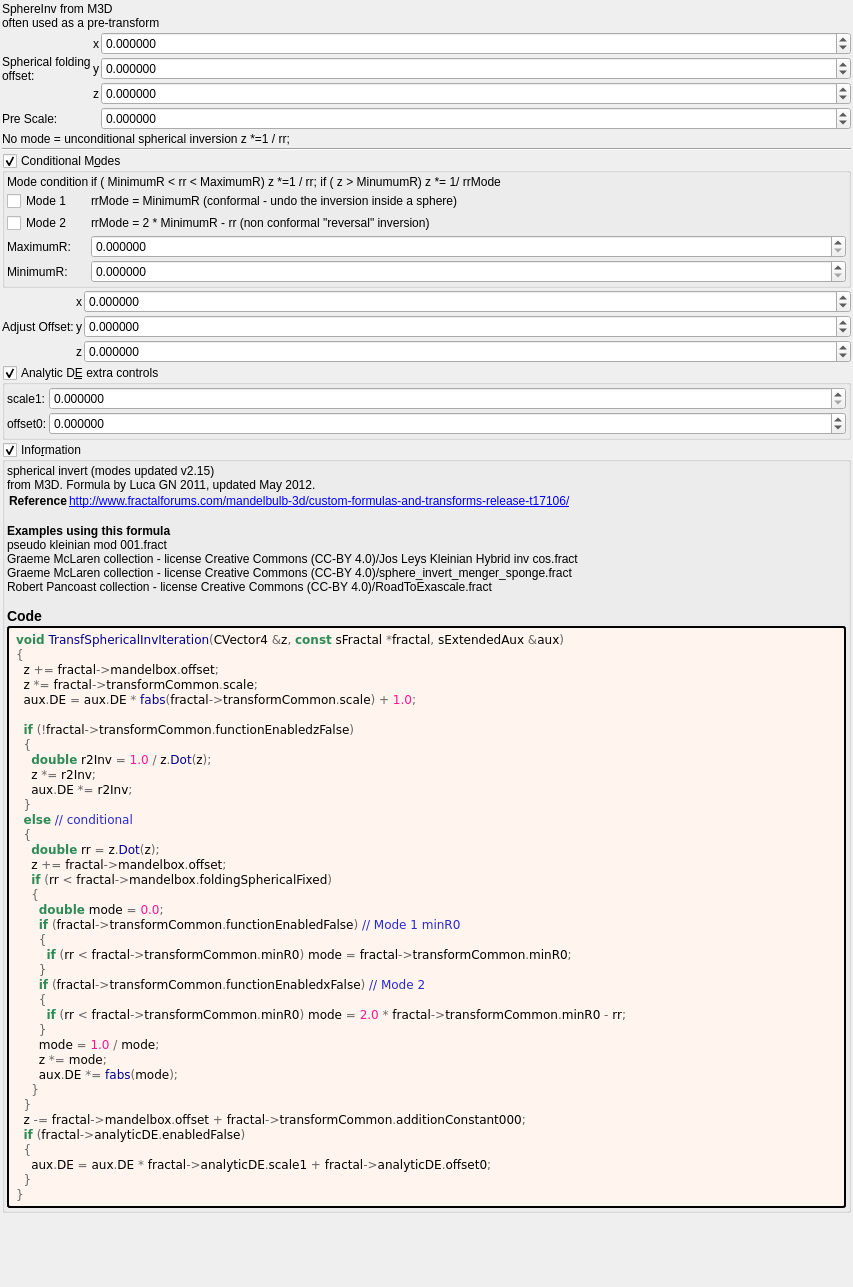
Qt form mandelbulber2/formula/ui/transf_spherical_inv.ui (buddhi1980/mandelbulber2) before a commit.
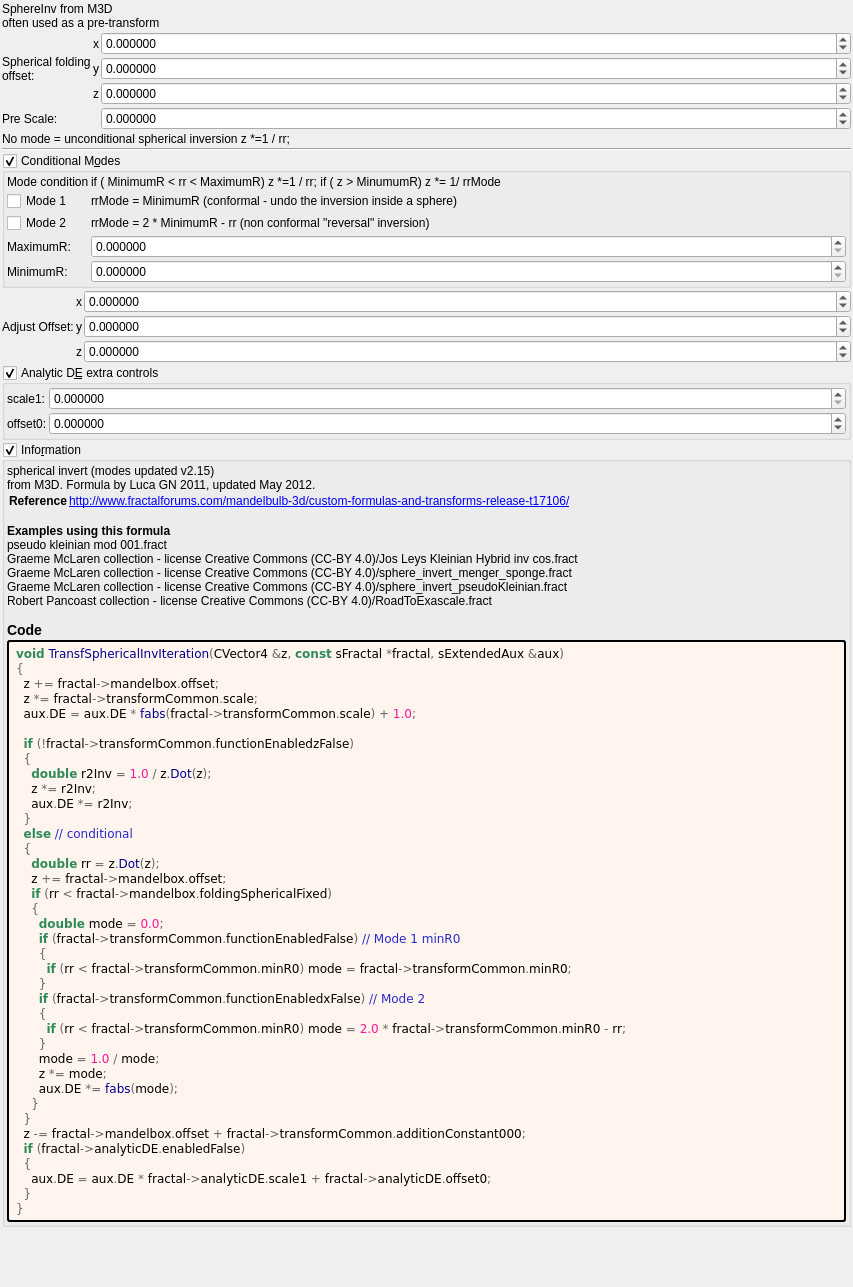
The same form after that commit. Custom widgets are drawn as their Qt base class.

```diff
--- a/mandelbulber2/formula/ui/transf_spherical_inv.ui
+++ b/mandelbulber2/formula/ui/transf_spherical_inv.ui
@@ -649,7 +649,7 @@
 &lt;tr&gt;&lt;th&gt;Reference&lt;/th&gt;&lt;td&gt;&lt;a href=&quot;http://www.fractalforums.com/mandelbulb-3d/custom-formulas-and-transforms-release-t17106/&quot;&gt;http://www.fractalforums.com/mandelbulb-3d/custom-formulas-and-transforms-release-t17106/&lt;br&gt;
 &lt;/td&gt;&lt;/tr&gt;
 &lt;/table&gt;
-&lt;br&gt;&lt;b&gt;Examples using this formula&lt;/b&gt;&lt;br&gt;pseudo kleinian mod 001.fract&lt;br&gt;Graeme McLaren  collection - license Creative Commons  (CC-BY 4.0)/Jos Leys Kleinian Hybrid inv cos.fract&lt;br&gt;Graeme McLaren  collection - license Creative Commons  (CC-BY 4.0)/sphere_invert_menger_sponge.fract&lt;br&gt;Robert Pancoast collection - license Creative Commons (CC-BY 4.0)/RoadToExascale.fract&lt;h3&gt;Code&lt;/h3&gt;</string>
+&lt;br&gt;&lt;b&gt;Examples using this formula&lt;/b&gt;&lt;br&gt;pseudo kleinian mod 001.fract&lt;br&gt;Graeme McLaren  collection - license Creative Commons  (CC-BY 4.0)/Jos Leys Kleinian Hybrid inv cos.fract&lt;br&gt;Graeme McLaren  collection - license Creative Commons  (CC-BY 4.0)/sphere_invert_menger_sponge.fract&lt;br&gt;Graeme McLaren  collection - license Creative Commons  (CC-BY 4.0)/sphere_invert_pseudoKleinian.fract&lt;br&gt;Robert Pancoast collection - license Creative Commons (CC-BY 4.0)/RoadToExascale.fract&lt;h3&gt;Code&lt;/h3&gt;</string>
         </property>
         <property name="wordWrap">
          <bool>true</bool>
```
